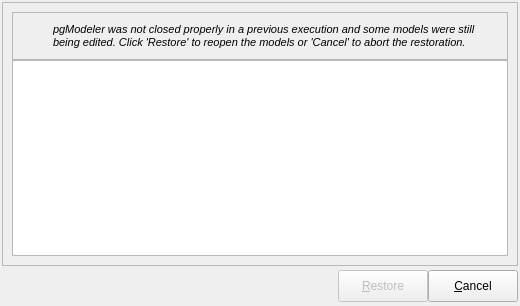
First picture: the form in libpgmodeler_ui/ui/formrestauracaomodelo.ui, repository pgmodeler/pgmodeler, before the edit.
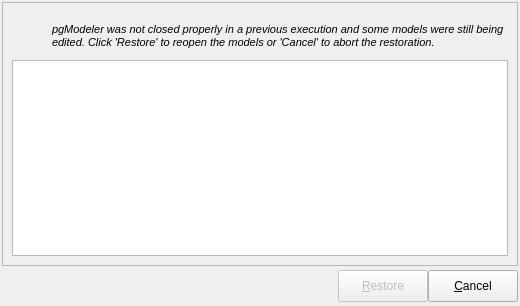
Second picture: the form after the edit. Icons and pictures are not drawn.

What changed in the file:
```diff
--- a/libpgmodeler_ui/ui/formrestauracaomodelo.ui
+++ b/libpgmodeler_ui/ui/formrestauracaomodelo.ui
@@ -172,7 +172,7 @@
          </size>
         </property>
         <property name="frameShape">
-         <enum>QFrame::StyledPanel</enum>
+         <enum>QFrame::NoFrame</enum>
         </property>
         <property name="frameShadow">
          <enum>QFrame::Raised</enum>
```
